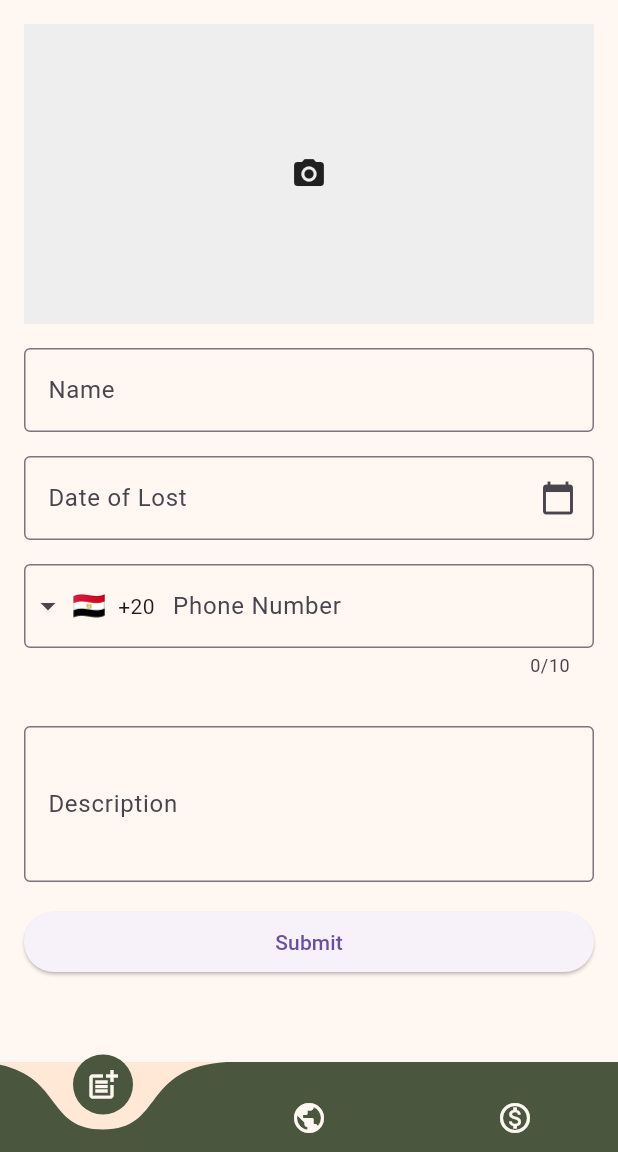
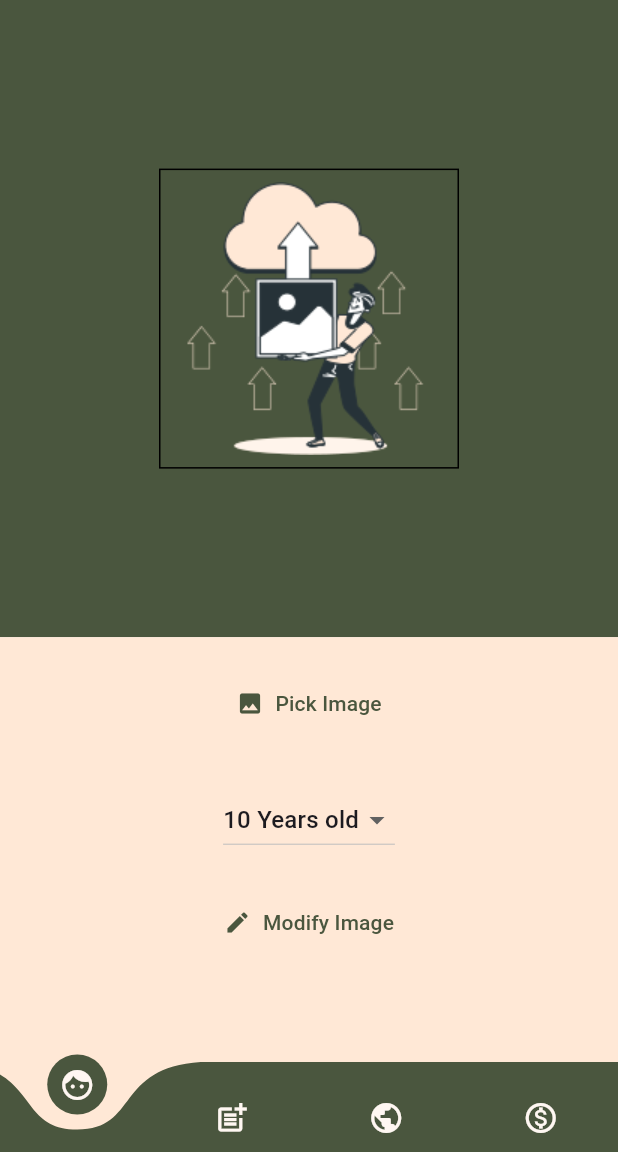
Before and after one commit to EmanAtta/Reconnect, a Flutter app: the screen it shows once a user with an empty profile is signed in, on a phone screen of 412 x 824 dp, the part 84-1236 px from its top. Run offline on Flutter 3.47's test engine with Material 3 defaults, Android fonts, the light colour scheme and no system bars; drawn by our look-alikes of curved_navigation_bar, intl_phone_field; our stand-ins replace cloud_firestore, firebase_auth, firebase_core, firebase_storage, flutter_svg, get and 2 more; accounts and stored records are empty.

Commit message:
image modify

```diff
--- a/reconnect/lib/Views/authentications/routes/navigation.dart
+++ b/reconnect/lib/Views/authentications/routes/navigation.dart
@@ -11,6 +11,7 @@ import 'package:reconnect/Views/login.dart';
 
 import 'package:reconnect/Views/post.dart';
 import 'package:reconnect/Views/postlist.dart';
+import 'package:reconnect/Views/home_page.dart';
 
 import 'package:reconnect/Views/privacy.dart';
 import 'package:reconnect/Views/profile.dart';
@@ -22,7 +23,7 @@ class Navigationpage extends StatelessWidget {
       Get.put(Bottomnavigationcontroller());
   Navigationpage({Key? key}) : super(key: key);
 
-  final screens = [Post(), PostListPage(posts: [],),Donation()];
+  final screens = [MyHomePage(), Post(), PostListPage(posts: [],), Donation()];
 
   @override
   Widget build(BuildContext context) {
@@ -196,7 +197,10 @@ class Navigationpage extends StatelessWidget {
         backgroundColor: Color(0xFFFFE8D6),
         color: Color(0xFF4A563E),
         items: [
-
+          Icon(
+            Icons.face,
+            color: AppColors.primaryColor,
+          ),
           Icon(
             Icons.post_add,
             color: AppColors.primaryColor,
--- /dev/null
+++ b/reconnect/lib/Views/home_page.dart
@@ -0,0 +1,183 @@
+
+
+import 'dart:convert';
+import 'dart:io';
+
+import 'package:flutter/material.dart';
+import 'package:image_picker/image_picker.dart';
+import 'package:http/http.dart' as http;
+import 'package:reconnect/Views/modified.dart';
+
+class MyHomePage extends StatefulWidget {
+  const MyHomePage({Key? key}) : super(key: key);
+
+  @override
+  State<MyHomePage> createState() => _MyHomePageState();
+}
+
+class _MyHomePageState extends State<MyHomePage> {
+  File? pickedImage;
+  String? rotatedImageUrl;
+  int age = 10;
+
+  Future<void> pickImage() async {
+    final pickedImageFile =
+    await ImagePicker().pickImage(source: ImageSource.gallery);
+    setState(() {
+      pickedImage = File(pickedImageFile!.path);
+    });
+  }
+
+
+
+  Future<void> uploadAndModifyImage(File imageFile, int ages) async {
+    //اللينك ده بتاع السيرفر و بيتغير لما نفتح السيرفر
+    final url = Uri.parse('https://9243-197-63-81-182.ngrok-free.app/modify');
+    final request = http.MultipartRequest('POST', url);
+    request.files.add(await http.MultipartFile.fromPath(
+      'image',
+      imageFile.path,
+    ));
+    request.fields['age'] = ages.toString();
+    final response = await request.send();
+    if (response.statusCode == 200) {
+      final responseJson = jsonDecode(await response.stream.bytesToString());
+      setState(() {
+        rotatedImageUrl =
+            'https://9243-197-63-81-182.ngrok-free.app' +
+                responseJson['modified_image_url'];
+      });
+      Navigator.push(
+        context,
+        MaterialPageRoute(
+          builder: (context) => SecondPage(modifiedImageUrl: rotatedImageUrl),
+        ),
+      );
+    } else {
+      throw Exception('Failed to upload and modify image');
+    }
+  }
+
+  @override
+  Widget build(BuildContext context) {
+    return Scaffold(
+      body: Column(
+        children: <Widget>[
+          Expanded(
+            flex: 3,
+            child: Container(
+              color: Color(0xFF4A563E),
+              child:
+
+              Center(
+                child: pickedImage != null
+                    ? Container(
+                  width: 300,
+                  height: 300,
+                  padding: EdgeInsets.all(8.0),
+                  decoration: BoxDecoration(
+                    border: Border.all(color: Colors.white, width: 7.0),
+                  ),
+                  child: Image.file(
+                    pickedImage!,
+                    width: 300,
+                    height: 300,
+                    fit: BoxFit.cover,
+                  ),
+                )
+                    : Container(
+                  width: 200,
+                  height: 200,
+                  decoration: BoxDecoration(
+                    border: Border.all(color: Colors.black),
+                  ),
+                  child: Image.asset('assets/upload.png'),
+                ),
+              ),
+            ),
+          ),
+
+          Expanded(
+            flex: 2,
+            child: Container(
+              width: double.infinity,
+              color: Color(0xFFFFE8D6),
+              child: Column(
+                children: <Widget>[
+                  SizedBox(height: 20),
+                  TextButton(
+                    onPressed: pickImage,
+                    child: const Row(
+                      mainAxisSize: MainAxisSize.min,
+                      children: [
+                        Icon(Icons.image,color: Color(0xFF4A563E)),
+                        SizedBox(width: 8),
+                        Text('Pick Image',style: TextStyle(color: Color(0xFF4A563E))),
+                      ],
+                    ),
+                  ),
+                  SizedBox(height: 10),
+                  Padding(
+                    padding: const EdgeInsets.all(20),
+                    child: DropdownButton<int>(
+                      value: age,
+                      onChanged: (value) {
+                        setState(() {
+                          age = value!;
+                        });
+                      },
+                      items: [10, 20, 30, 40, 50, 60].map((int ages) {
+                        return DropdownMenuItem<int>(
+                          value: ages,
+                          child: Text('$ages Years old'),
+                        );
+                      }).toList(),
+                    ),
+                  ),
+                  TextButton(
+                    onPressed: pickedImage == null
+                        ? null
+                        : () {
+                      uploadAndModifyImage(pickedImage!, age);
+
+                      Navigator.push(
+                        context,
+                        MaterialPageRoute(
+                          builder: (context) => SecondPage(),
+                        ),
+                      );
+
+                      Navigator.push(
+                        context,
+                        MaterialPageRoute(
+                          builder: (context) => SecondPage(imageFile: pickedImage),
+                        ),
+                      );
+
+                    },
+                    //     () => uploadAndModifyImage(
+                    //   pickedImage!,
+                    //   age,
+                    // ),
+                    child: const Row(
+                      mainAxisSize: MainAxisSize.min,
+                      children: [
+                        Icon(Icons.edit,color: Color(0xFF4A563E)),
+                        SizedBox(width: 8),
+                        Text('Modify Image',style: TextStyle(color: Color(0xFF4A563E))),
+                      ],
+                    ),
+                  ),
+                ],
+              ),
+            ),
+          ),
+
+
+
+
+        ],
+      ),
+    );
+  }
+}
--- a/reconnect/lib/Views/login.dart
+++ b/reconnect/lib/Views/login.dart
@@ -97,7 +97,7 @@ class _loginState extends State<login> {
                         cursorColor: AppColors.textolor,
                         obscureText: _obscureText,
                         decoration: InputDecoration(
-                          labelText: "password",
+                          labelText: "Password",
                           labelStyle: const TextStyle(
                               fontSize: 15, color: AppColors.labelStyle),
                           enabledBorder: OutlineInputBorder(
--- a/reconnect/lib/main.dart
+++ b/reconnect/lib/main.dart
@@ -6,10 +6,13 @@ import 'package:reconnect/Views/login.dart';
 import 'package:reconnect/Views/post.dart';
 import 'package:reconnect/Views/resetpassword.dart';
 import 'package:reconnect/Views/signup.dart';
+import 'package:reconnect/Views/home_page.dart';
 import 'package:reconnect/Views/welcom_page.dart';
 import 'package:reconnect/delete1.dart';
 import 'package:reconnect/firebase_options.dart';
 import 'package:firebase_core/firebase_core.dart';
+
+
 void main() async {
   WidgetsFlutterBinding.ensureInitialized();
   await Firebase.initializeApp(options: DefaultFirebaseOptions.currentPlatform )
@@ -37,6 +40,7 @@ class Reconnect extends StatelessWidget {
         GetPage(name: '/', page:()=>WelcomPage()),
         GetPage(name: '/login', page: () => const login()),
         GetPage(name: '/signup', page: () => const signup()),
+        GetPage(name: '/myhomepage', page: () => const MyHomePage()),
         GetPage(name: '/post', page: () =>  Post()),
         GetPage(name: '/delete1', page: () => const Delete1()),
 
--- a/reconnect/pubspec.yaml
+++ b/reconnect/pubspec.yaml
@@ -51,6 +51,8 @@ dependencies:
   image_picker: ^1.0.7
   intl_phone_field: ^3.2.0
   duration: ^3.0.13
+  http: any
+  path_provider: any
   #dio: ^5.4.3+1
   #webview_flutter: ^4.7.0
   #flutter_inappwebview: ^6.0.0
```
Also changed, not shown: reconnect/lib/Views/modified.dart (added, +82 -0 lines), reconnect/pubspec.lock, 1 other file.
